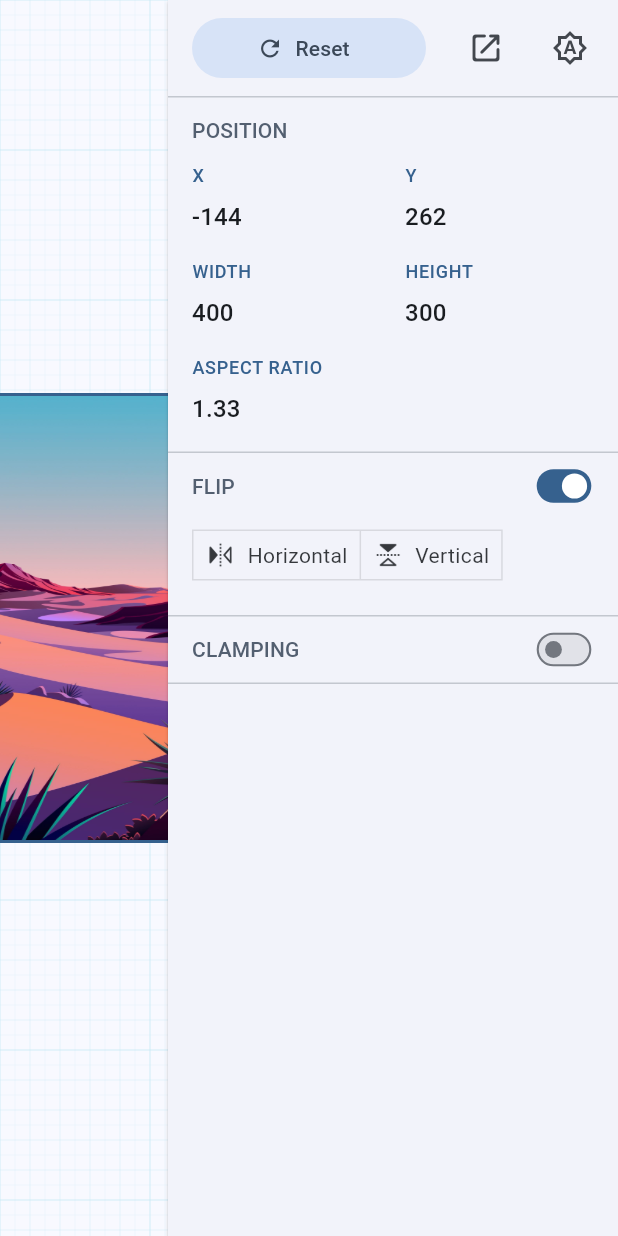
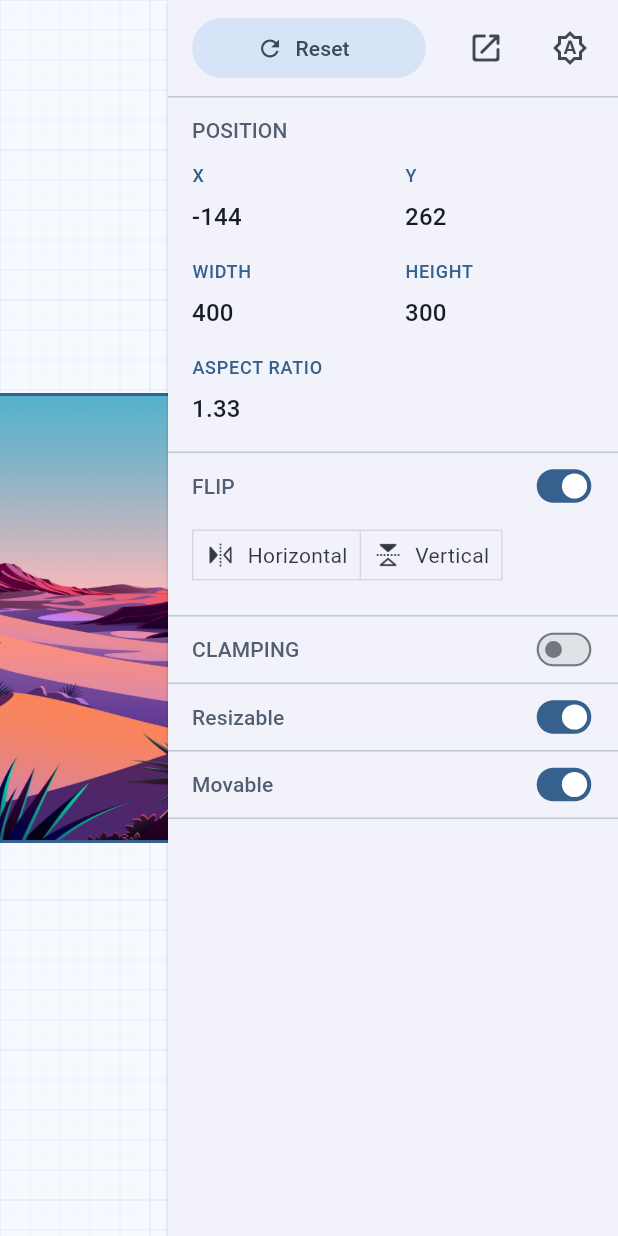
Before and after one commit to hyper-designed/box_transform, a Flutter app: the screen it shows after launch, on a phone screen of 412 x 824 dp. Run offline on Flutter 3.47's test engine with Material 2 defaults, Android fonts, the phone set to English and light mode, and no system bars; our stand-ins replace adaptive_theme.

Commit message:
implement way to enable/disable resizing and dragging.

```diff
--- a/packages/flutter_box_transform/example/lib/main.dart
+++ b/packages/flutter_box_transform/example/lib/main.dart
@@ -66,6 +66,9 @@ class PlaygroundModel with ChangeNotifier {
   bool flipEnabled = true;
   bool clampingEnabled = false;
 
+  bool resizable = true;
+  bool movable = true;
+
   void reset(BuildContext context) {
     final Size size = MediaQuery.of(context).size;
     final double width = size.width - 300;
@@ -83,6 +86,10 @@ class PlaygroundModel with ChangeNotifier {
       size.width - kSidePanelWidth,
       size.height,
     );
+
+    resizable = true;
+    movable = true;
+
     notifyListeners();
   }
 
@@ -130,6 +137,16 @@ class PlaygroundModel with ChangeNotifier {
 
   void toggleClamping(bool enabled) {
     clampingEnabled = enabled;
+    notifyListeners();
+  }
+
+  void toggleResizing(bool enabled) {
+    resizable = enabled;
+    notifyListeners();
+  }
+
+  void toggleMoving(bool enabled) {
+    movable = enabled;
     notifyListeners();
   }
 
@@ -275,6 +292,8 @@ class _ImageBoxState extends State<ImageBox> {
       flip: model.flip,
       clampingBox: model.clampingEnabled ? model.clampingBox : null,
       onChanged: model.onRectChanged,
+      resizable: model.resizable,
+      movable: model.movable,
       onTerminalSizeReached: (
         bool reachedMinWidth,
         bool reachedMaxWidth,
@@ -511,6 +530,62 @@ class ControlPanel extends StatelessWidget {
             const FlipControls(),
             const Divider(height: 1),
             const ClampingControls(),
+            const Divider(height: 1),
+            Container(
+              height: 44,
+              padding: const EdgeInsets.fromLTRB(16, 0, 6, 0),
+              alignment: Alignment.centerLeft,
+              child: Row(
+                children: [
+                  Expanded(
+                    child: Text(
+                      'Resizable',
+                      style: Theme.of(context).textTheme.titleSmall!.copyWith(
+                            color: Theme.of(context).colorScheme.secondary,
+                          ),
+                    ),
+                  ),
+                  SizedBox(
+                    height: 20,
+                    child: Transform.scale(
+                      scale: 0.7,
+                      child: Switch(
+                        value: model.resizable,
+                        onChanged: (value) => model.toggleResizing(value),
+                      ),
+                    ),
+                  ),
+                ],
+              ),
+            ),
+            const Divider(height: 1),
+            Container(
+              height: 44,
+              padding: const EdgeInsets.fromLTRB(16, 0, 6, 0),
+              alignment: Alignment.centerLeft,
+              child: Row(
+                children: [
+                  Expanded(
+                    child: Text(
+                      'Movable',
+                      style: Theme.of(context).textTheme.titleSmall!.copyWith(
+                            color: Theme.of(context).colorScheme.secondary,
+                          ),
+                    ),
+                  ),
+                  SizedBox(
+                    height: 20,
+                    child: Transform.scale(
+                      scale: 0.7,
+                      child: Switch(
+                        value: model.movable,
+                        onChanged: (value) => model.toggleMoving(value),
+                      ),
+                    ),
+                  ),
+                ],
+              ),
+            ),
             const Divider(height: 1),
           ],
         ),
--- a/packages/flutter_box_transform/lib/src/transformable_box.dart
+++ b/packages/flutter_box_transform/lib/src/transformable_box.dart
@@ -204,6 +204,14 @@ class TransformableBox extends StatefulWidget {
   /// [onTerminalHeightReached] into one callback function.
   final TerminalEvent? onTerminalSizeReached;
 
+  /// Whether the box is resizable or not. Setting this to false will disable
+  /// all resizing operations.
+  final bool resizable;
+
+  /// Whether the box is movable or not. Setting this to false will disable
+  /// all moving operations.
+  final bool movable;
+
   /// Creates a [TransformableBox] widget.
   const TransformableBox({
     super.key,
@@ -229,6 +237,8 @@ class TransformableBox extends StatefulWidget {
     this.onTerminalWidthReached,
     this.onTerminalHeightReached,
     this.onTerminalSizeReached,
+    this.resizable = true,
+    this.movable = true,
   })  : assert(
           handleGestureResponseDiameter >= handleRenderedDiameter,
           'The handle gesture response diameter must be '
@@ -275,7 +285,9 @@ class _TransformableBoxState extends State<TransformableBox> {
         ..flip = widget.flip
         ..clampingBox = widget.clampingBox
         ..constraints = widget.constraints
-        ..resolveResizeModeCallback = widget.resolveResizeModeCallback;
+        ..resolveResizeModeCallback = widget.resolveResizeModeCallback
+        ..movable = widget.movable
+        ..resizable = widget.resizable;
     }
   }
 
@@ -297,7 +309,9 @@ class _TransformableBoxState extends State<TransformableBox> {
         ..flip = widget.flip
         ..clampingBox = widget.clampingBox
         ..constraints = widget.constraints
-        ..resolveResizeModeCallback = widget.resolveResizeModeCallback;
+        ..resolveResizeModeCallback = widget.resolveResizeModeCallback
+        ..resizable = widget.resizable
+        ..movable = widget.movable;
     }
 
     // Return if the controller is external.
@@ -324,6 +338,14 @@ class _TransformableBoxState extends State<TransformableBox> {
       controller.constraints = widget.constraints;
       controller.recalculateBox(notify: false);
     }
+
+    if (oldWidget.resizable != widget.resizable) {
+      controller.resizable = widget.resizable;
+    }
+
+    if (oldWidget.movable != widget.movable) {
+      controller.movable = widget.movable;
+    }
   }
 
   @override
@@ -347,6 +369,7 @@ class _TransformableBoxState extends State<TransformableBox> {
 
   /// Called when the handle drag updates.
   void onHandlePanUpdate(Offset localPosition, HandlePosition handlePosition) {
+    if (!controller.resizable) return;
     final UIResizeResult result = controller.onResizeUpdate(
       localPosition,
       handlePosition,
@@ -407,6 +430,7 @@ class _TransformableBoxState extends State<TransformableBox> {
               onPointerDown: (event) =>
                   controller.onDragStart(event.localPosition),
               onPointerMove: (event) {
+                if (!controller.movable) return;
                 final UIMoveResult result = controller.onDragUpdate(
                   event.localPosition,
                   notify: false,
--- a/packages/flutter_box_transform/lib/src/transformable_box_controller.dart
+++ b/packages/flutter_box_transform/lib/src/transformable_box_controller.dart
@@ -67,6 +67,14 @@ class TransformableBoxController extends ChangeNotifier {
   /// The box that limits the dragging and resizing of the [TransformableBox] inside
   /// its bounds.
   Rect clampingBox = Rect.largest;
+
+  /// /// Whether the box is movable or not. Setting this to false will disable
+  /// all moving operations.
+  bool movable = true;
+
+  /// Whether the box is resizable or not. Setting this to false will disable
+  /// all resizing operations.
+  bool resizable = true;
 
   /// The constraints that limits the resizing of the [TransformableBox] inside its
   /// bounds.
```
